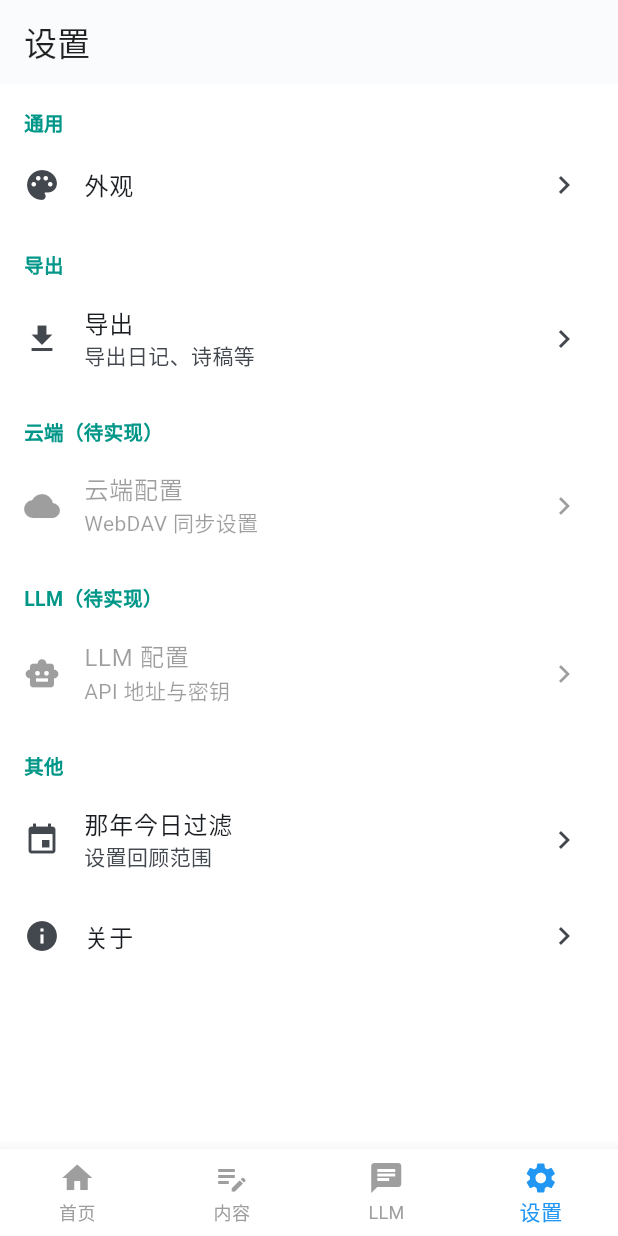
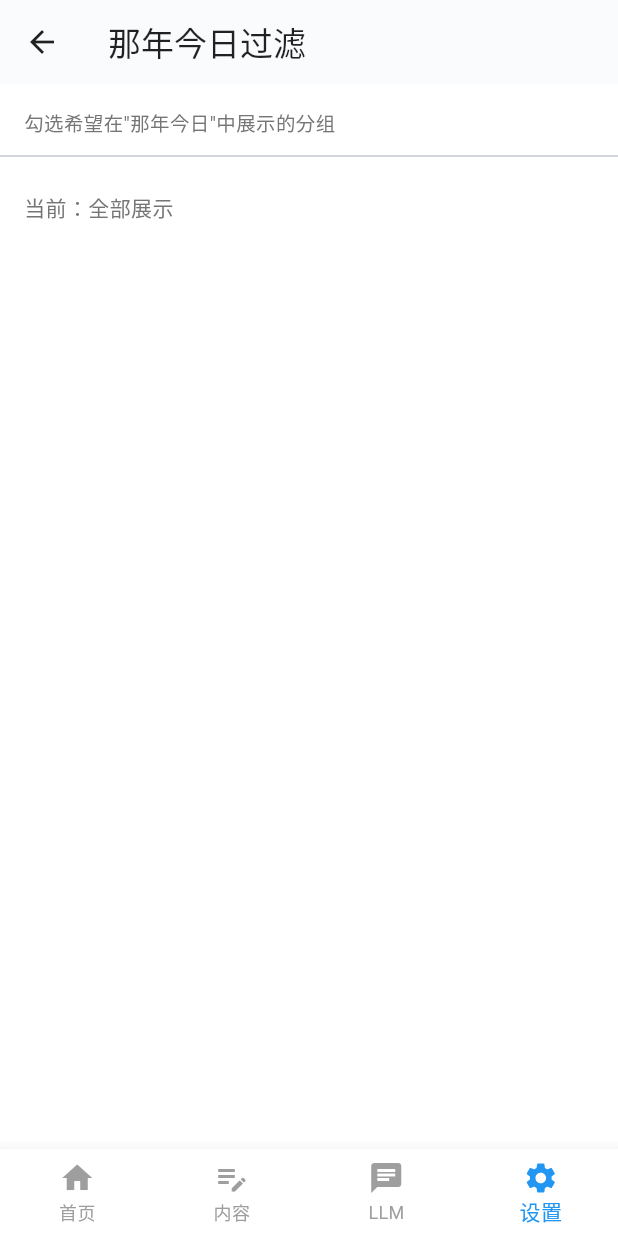
Before and after one commit to RockyrLiu/lite-diary, a Flutter app: the screen it shows after launch, item 4 of the bottom bar chosen, after a tap on "那年今日过滤", on a phone screen of 412 x 824 dp. Run offline on Flutter 3.47's test engine with Material 3 defaults, Android fonts, the phone set to English and light mode, and no system bars; our stand-ins replace drift, flutter_markdown, flutter_riverpod, go_router, image_picker, riverpod_annotation and 2 more; missing offline and left inert: lunar; accounts and stored records are empty; generated files the repository leaves out were written again.

Commit message:
feat: 那年今日过滤 — 按分组勾选展示范围
- 新增过滤设置页 /settings/filters
- 列出所有分组，勾选希望展示的
- 未勾选任何分组时默认全展示
- OnThisDayPage 读取分组过滤，排除未选中的分组条目
- 设置页将该功能从「其他」移至「通用」

```diff
--- a/lib/pages/home/on_this_day_page.dart
+++ b/lib/pages/home/on_this_day_page.dart
@@ -3,6 +3,7 @@ import 'dart:math';
 import 'package:flutter/material.dart';
 import 'package:flutter_riverpod/flutter_riverpod.dart';
 import 'package:flutter_markdown/flutter_markdown.dart';
+import 'package:shared_preferences/shared_preferences.dart';
 
 import '../../database/database.dart';
 import '../../providers/entry_provider.dart';
@@ -18,14 +19,21 @@ class _OnThisDayPageState extends ConsumerState<OnThisDayPage> {
   int _currentIndex = 0;
   List<Entry> _entries = [];
 
-  void _loadEntries() {
+  void _loadEntries() async {
+    final prefs = await SharedPreferences.getInstance();
+    final selectedIds = (prefs.getStringList('on_this_day_groups') ?? [])
+        .map(int.parse)
+        .toSet();
+
+    if (!mounted) return;
     final allAsync = ref.read(allEntriesProvider);
     allAsync.whenData((entries) {
       final today = DateTime.now();
       final matching = entries.where((e) {
-        return e.date.month == today.month &&
-            e.date.day == today.day &&
-            e.date.year != today.year;
+        if (e.date.month != today.month || e.date.day != today.day) return false;
+        if (e.date.year == today.year) return false;
+        if (selectedIds.isNotEmpty && !selectedIds.contains(e.groupId)) return false;
+        return true;
       }).toList();
       matching.sort((a, b) => b.date.compareTo(a.date));
 
--- /dev/null
+++ b/lib/pages/settings/on_this_day_filter_page.dart
@@ -0,0 +1,85 @@
+import 'package:flutter/material.dart';
+import 'package:flutter_riverpod/flutter_riverpod.dart';
+import 'package:shared_preferences/shared_preferences.dart';
+
+import '../../database/database.dart';
+import '../../providers/database_provider.dart';
+
+class OnThisDayFilterPage extends ConsumerStatefulWidget {
+  const OnThisDayFilterPage({super.key});
+
+  @override
+  ConsumerState<OnThisDayFilterPage> createState() => _OnThisDayFilterPageState();
+}
+
+class _OnThisDayFilterPageState extends ConsumerState<OnThisDayFilterPage> {
+  Set<int> _selectedGroupIds = {};
+  List<Group> _groups = [];
+
+  @override
+  void initState() {
+    super.initState();
+    _load();
+  }
+
+  Future<void> _load() async {
+    final prefs = await SharedPreferences.getInstance();
+    final saved = prefs.getStringList('on_this_day_groups') ?? [];
+    final db = ref.read(databaseProvider);
+    final groups = await db.getAllGroups();
+    if (mounted) {
+      setState(() {
+        _selectedGroupIds = saved.map(int.parse).toSet();
+        _groups = groups;
+      });
+    }
+  }
+
+  Future<void> _toggle(int groupId) async {
+    final prefs = await SharedPreferences.getInstance();
+    setState(() {
+      if (_selectedGroupIds.contains(groupId)) {
+        _selectedGroupIds.remove(groupId);
+      } else {
+        _selectedGroupIds.add(groupId);
+      }
+    });
+    await prefs.setStringList(
+      'on_this_day_groups',
+      _selectedGroupIds.map((e) => e.toString()).toList(),
+    );
+  }
+
+  @override
+  Widget build(BuildContext context) {
+    return Scaffold(
+      appBar: AppBar(title: const Text('那年今日过滤')),
+      body: ListView(
+        children: [
+          Padding(
+            padding: const EdgeInsets.fromLTRB(16, 16, 16, 4),
+            child: Text(
+              '勾选希望在"那年今日"中展示的分组',
+              style: TextStyle(fontSize: 13, color: Colors.grey.shade600),
+            ),
+          ),
+          ..._groups.map((g) => CheckboxListTile(
+                value: _selectedGroupIds.contains(g.id),
+                onChanged: (_) => _toggle(g.id),
+                title: Text(g.name),
+              )),
+          const Divider(),
+          Padding(
+            padding: const EdgeInsets.all(16),
+            child: Text(
+              _selectedGroupIds.isEmpty
+                  ? '当前：全部展示'
+                  : '当前：已选 ${_selectedGroupIds.length} 个分组',
+              style: TextStyle(fontSize: 14, color: Colors.grey.shade600),
+            ),
+          ),
+        ],
+      ),
+    );
+  }
+}
--- a/lib/pages/settings/settings_page.dart
+++ b/lib/pages/settings/settings_page.dart
@@ -18,6 +18,13 @@ class SettingsPage extends StatelessWidget {
             title: const Text('外观'),
             trailing: const Icon(Icons.chevron_right),
             onTap: () => context.push('/settings/display'),
+          ),
+          ListTile(
+            leading: const Icon(Icons.event),
+            title: const Text('那年今日过滤'),
+            subtitle: const Text('设置回顾范围'),
+            trailing: const Icon(Icons.chevron_right),
+            onTap: () => context.push('/settings/filters'),
           ),
           const SectionHeader('导出', color: Colors.teal),
           ListTile(
@@ -47,13 +54,6 @@ class SettingsPage extends StatelessWidget {
           ),
           const SectionHeader('其他', color: Colors.teal),
           ListTile(
-            leading: const Icon(Icons.event),
-            title: const Text('那年今日过滤'),
-            subtitle: const Text('设置回顾范围'),
-            trailing: const Icon(Icons.chevron_right),
-            onTap: () {},
-          ),
-          ListTile(
             leading: const Icon(Icons.info),
             title: const Text('关于'),
             trailing: const Icon(Icons.chevron_right),
--- a/lib/router.dart
+++ b/lib/router.dart
@@ -10,6 +10,7 @@ import 'pages/settings/settings_page.dart';
 import 'pages/settings/export_page.dart';
 import 'pages/settings/about_page.dart';
 import 'pages/settings/display_page.dart';
+import 'pages/settings/on_this_day_filter_page.dart';
 import 'services/tab_notifier.dart';
 
 GoRouter _buildRouter({
@@ -60,6 +61,7 @@ GoRouter _buildRouter({
         GoRoute(path: 'llm', builder: (context, state) => const SettingsPage()),
         GoRoute(path: 'about', builder: (context, state) => const AboutPage()),
         GoRoute(path: 'export', builder: (context, state) => const ExportPage()),
+        GoRoute(path: 'filters', builder: (context, state) => const OnThisDayFilterPage()),
       ]),
     ]));
     navItems.add(const BottomNavigationBarItem(icon: Icon(Icons.settings), label: '设置'));
```
